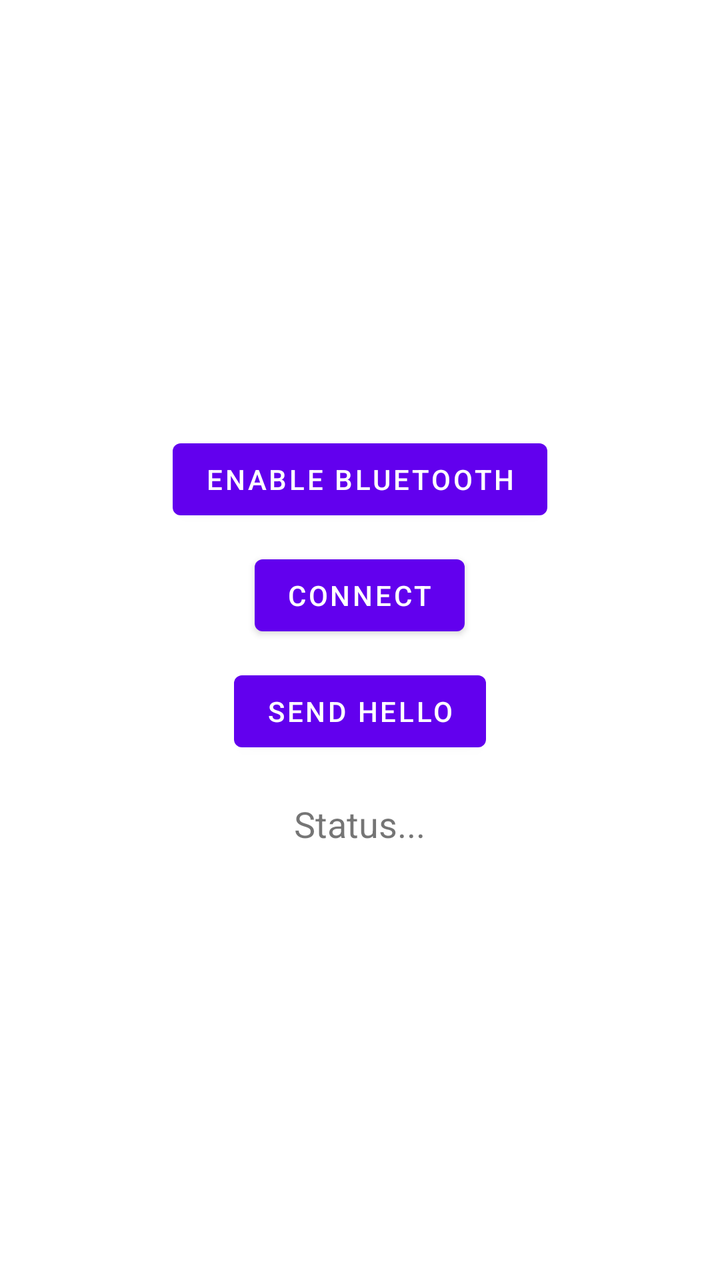
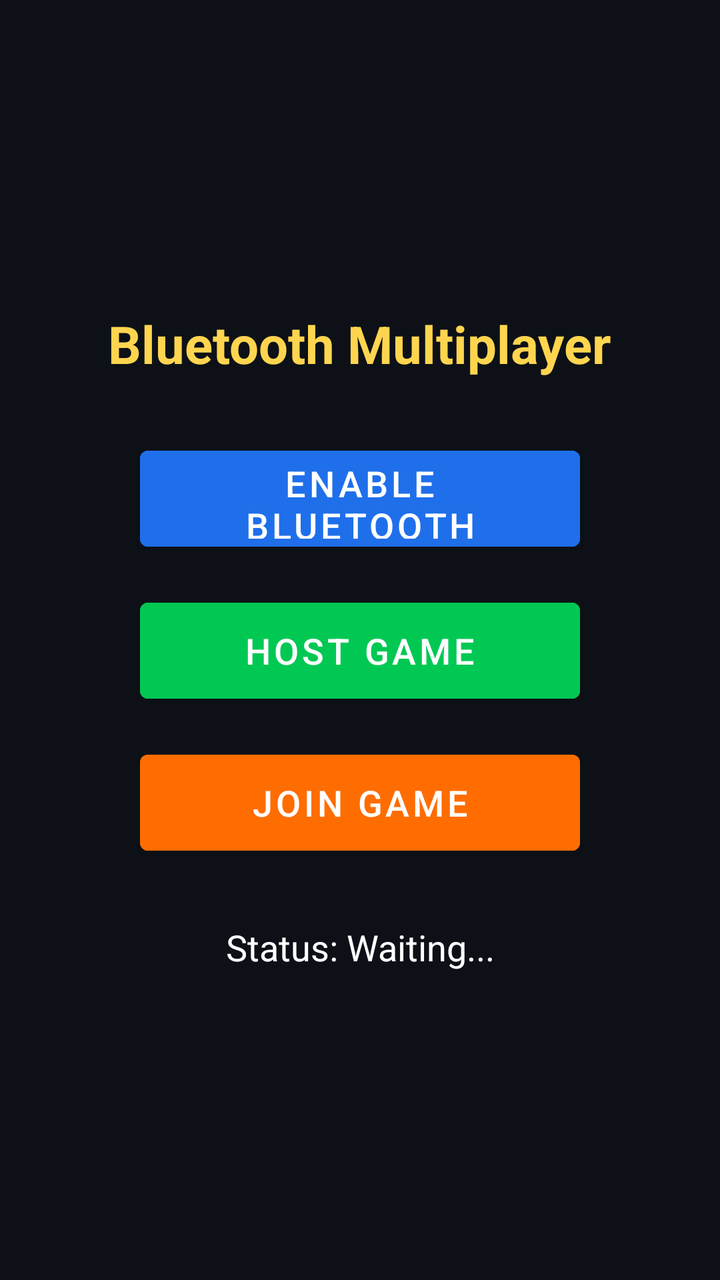

Compare the two renders of this Android layout. The source of the first and the diff that turns it into the second are given below.
<!-- AndroidManifest.xml: fallback theme Theme.MaterialComponents.DayNight.NoActionBar -->
<!-- res/layout/activity_bluetooth.xml -->
<LinearLayout
    xmlns:android="http://schemas.android.com/apk/res/android"
    android:orientation="vertical"
    android:gravity="center"
    android:padding="20dp"
    android:layout_width="match_parent"
    android:layout_height="match_parent">

    <Button
        android:id="@+id/enableBtn"
        android:text="Enable Bluetooth"
        android:layout_width="wrap_content"
        android:layout_height="wrap_content"/>

    <Button
        android:id="@+id/connectBtn"
        android:text="Connect"
        android:layout_width="wrap_content"
        android:layout_height="wrap_content"
        android:layout_marginTop="10dp"/>

    <Button
        android:id="@+id/sendBtn"
        android:text="Send HELLO"
        android:layout_width="wrap_content"
        android:layout_height="wrap_content"
        android:layout_marginTop="10dp"/>

    <TextView
        android:id="@+id/statusText"
        android:text="Status..."
        android:textSize="18sp"
        android:layout_marginTop="20dp"
        android:layout_width="wrap_content"
        android:layout_height="wrap_content"/>

</LinearLayout>
<!-- resources referenced by this layout -->
<resources>

</resources>

<!-- the commit's change to res/layout/activity_bluetooth.xml (unified diff, before → after) -->
@@ -1,37 +1,65 @@
+<?xml version="1.0" encoding="utf-8"?>
 <LinearLayout
     xmlns:android="http://schemas.android.com/apk/res/android"
+    android:layout_width="match_parent"
+    android:layout_height="match_parent"
     android:orientation="vertical"
     android:gravity="center"
-    android:padding="20dp"
-    android:layout_width="match_parent"
-    android:layout_height="match_parent">
+    android:padding="24dp"
+    android:background="#0D1117">
 
+    
+    <TextView
+        android:id="@+id/titleText"
+        android:layout_width="wrap_content"
+        android:layout_height="wrap_content"
+        android:text="Bluetooth Multiplayer"
+        android:textSize="26sp"
+        android:textStyle="bold"
+        android:textColor="#FFD54F"
+        android:layout_marginBottom="30dp"/>
+
+    
     <Button
         android:id="@+id/enableBtn"
+        android:layout_width="220dp"
+        android:layout_height="60dp"
         android:text="Enable Bluetooth"
-        android:layout_width="wrap_content"
-        android:layout_height="wrap_content"/>
+        android:textSize="18sp"
+        android:textColor="#FFFFFF"
+        android:backgroundTint="#1F6FEB"
+        android:layout_marginBottom="16dp"/>
 
+    
     <Button
         android:id="@+id/connectBtn"
-        android:text="Connect"
+        android:layout_width="220dp"
+        android:layout_height="60dp"
+        android:text="Host Game"
+        android:textSize="18sp"
+        android:textColor="#FFFFFF"
+        android:backgroundTint="#00C853"
+        android:layout_marginBottom="16dp"/>
+
+    
+    <Button
+        android:id="@+id/sendBtn"
+        android:layout_width="220dp"
+        android:layout_height="60dp"
+        android:text="Join Game"
+        android:textSize="18sp"
+        android:textColor="#FFFFFF"
+        android:backgroundTint="#FF6D00"
+        android:layout_marginBottom="30dp"/>
+
+    
+    <TextView
+        android:id="@+id/statusText"
         android:layout_width="wrap_content"
         android:layout_height="wrap_content"
-        android:layout_marginTop="10dp"/>
-
-    <Button
-        android:id="@+id/sendBtn"
-        android:text="Send HELLO"
-        android:layout_width="wrap_content"
-        android:layout_height="wrap_content"
-        android:layout_marginTop="10dp"/>
-
-    <TextView
-        android:id="@+id/statusText"
-        android:text="Status..."
+        android:text="Status: Waiting..."
         android:textSize="18sp"
-        android:layout_marginTop="20dp"
-        android:layout_width="wrap_content"
-        android:layout_height="wrap_content"/>
+        android:textColor="#FFFFFF"
+        android:gravity="center"/>
 
 </LinearLayout>
